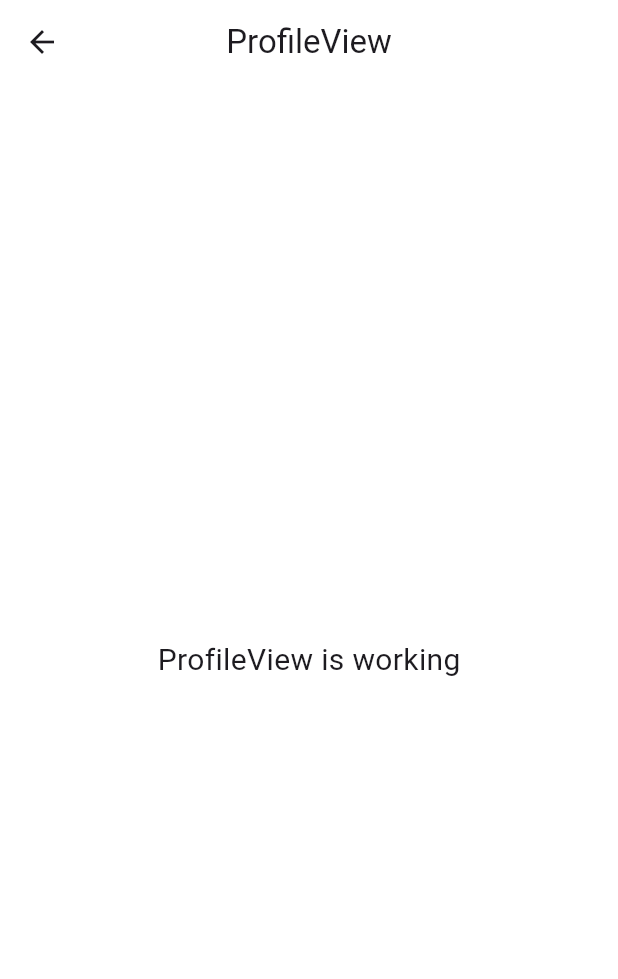
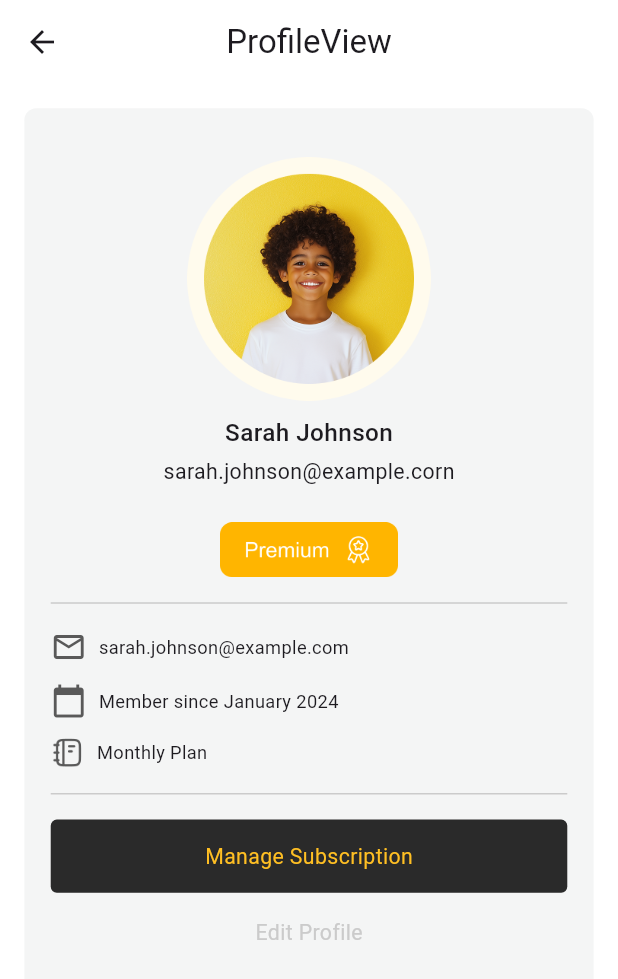
Before and after one commit to flutter-maktech/shomoshotime_app_forntend, a Flutter app: the ProfileView screen opened by its route, on a phone screen of 412 x 824 dp. Shown: the top 979 px of the screen. Run offline on Flutter 3.47's test engine with Material 3 defaults, Android fonts, the phone set to English and light mode, and no system bars; our stand-ins replace flutter_screenutil, get.

Commit message:
2nd commit

```diff
--- a/lib/app/data/app_colors.dart
+++ b/lib/app/data/app_colors.dart
@@ -5,4 +5,9 @@ class AppColors{
   static const Color blackColor = Color(0xff000000);
   static const Color primaryColor = Color(0xffFFBF23);
   static const Color hintTextColor = Color(0xff606060);
+  static const Color profileGray = Color(0xfff4f5f5);
+  static const Color profileLine = Color(0xffcbcbcb);
+  static const Color profileIcons = Color(0xff595959);
+  static const Color profileBlack = Color(0xff2a2a2a);
+  static const Color profileYellow = Color(0xffffbf23);
 }
--- a/lib/app/data/image_path.dart
+++ b/lib/app/data/image_path.dart
@@ -1,3 +1,6 @@
 class ImagePath {
   static const String baseUrl = 'assets/images';
+  static const String profile = '$baseUrl/profile_image.png';
+  static const String profile_premium = '$baseUrl/profile_premium.png';
+  static const String profile_notebook = '$baseUrl/profile_notebook.png';
 }
--- a/lib/app/modules/profile/views/profile_view.dart
+++ b/lib/app/modules/profile/views/profile_view.dart
@@ -1,22 +1,106 @@
 import 'package:flutter/material.dart';
-
+import 'package:flutter_screenutil/flutter_screenutil.dart';
 import 'package:get/get.dart';
-
+import 'package:shomoshotime/app/data/app_colors.dart';
+import 'package:shomoshotime/app/data/app_text_styles.dart';
+import 'package:shomoshotime/app/data/image_path.dart';
 import '../controllers/profile_controller.dart';
+import '../widget/custom_icons.dart';
 
 class ProfileView extends GetView<ProfileController> {
   const ProfileView({super.key});
+
   @override
   Widget build(BuildContext context) {
     return Scaffold(
-      appBar: AppBar(
-        title: const Text('ProfileView'),
-        centerTitle: true,
-      ),
-      body: const Center(
-        child: Text(
-          'ProfileView is working',
-          style: TextStyle(fontSize: 20),
+      appBar: AppBar(title: const Text('ProfileView'), centerTitle: true),
+      body: SingleChildScrollView(
+        child: Padding(
+          padding: EdgeInsets.all(16.sp),
+          child: Column(
+            children: [
+              Container(
+                width: double.infinity,
+                decoration: BoxDecoration(
+                  color: AppColors.profileGray,
+                  borderRadius: BorderRadius.circular(8),
+                ),
+                child: Padding(
+                  padding: EdgeInsets.symmetric(
+                    horizontal: 16.w,
+                    vertical: 32.h,
+                  ),
+                  child: Column(
+                    children: [
+                      Image.asset(
+                        ImagePath.profile,
+                        width: 160.w,
+                        height: 160.h,
+                      ),
+                      SizedBox(height: 10.h),
+                      Text("Sarah Johnson", style: AppTextStyles.medium16),
+                      SizedBox(height: 4),
+                      Text(
+                        "sarah.johnson@example.corn",
+                        style: AppTextStyles.regular14,
+                      ),
+                      SizedBox(height: 24),
+                      Image.asset(
+                        ImagePath.profile_premium,
+                        height: 36.h,
+                        width: 117.w,
+                      ),
+                      SizedBox(height: 16.h),
+                      Divider(color: AppColors.profileLine, height: 2.h),
+                      SizedBox(height: 16.h),
+                      CustomProfileDistyle(
+                        icon: Icons.mail_outlined,
+                        text: "sarah.johnson@example.com",
+                      ),
+                      SizedBox(height: 12.h),
+                      CustomProfileDistyle(
+                        icon: Icons.calendar_today,
+                        text: "Member since January 2024",
+                      ),
+                      SizedBox(height: 12.h),
+                      Row(
+                        children: [
+                          Image.asset(
+                            ImagePath.profile_notebook,
+                            height: 20.h,
+                            width: 20.w,
+                          ),
+                          SizedBox(width: 8.w),
+                          Text("Monthly Plan", style: AppTextStyles.regular12),
+                        ],
+                      ),
+                      SizedBox(height: 16.h),
+                      Divider(color: AppColors.profileLine, height: 2.h),
+                      SizedBox(height: 16.h),
+                      Container(
+                        height: 48.h,
+                        width: double.infinity,
+                        decoration: BoxDecoration(
+                          borderRadius: BorderRadius.circular(4.r),
+                          color: AppColors.profileBlack,
+                        ),
+                        child: Center(
+                          child: Text(
+                            "Manage Subscription",
+                            style: AppTextStyles.regular14.copyWith(
+                              color: AppColors.profileYellow,
+                            ),
+                          ),
+                        ),
+                      ),
+                      SizedBox(height: 16.h,),
+                      Text("Edit Profile",style:AppTextStyles.regular14.copyWith(color: AppColors.profileLine),)
+                    ],
+                  ),
+                ),
+              ),
+            ],
+          ),
         ),
       ),
     );
--- /dev/null
+++ b/lib/app/modules/profile/widget/custom_icons.dart
@@ -0,0 +1,26 @@
+import 'package:flutter/cupertino.dart';
+import 'package:flutter/material.dart';
+import '../../../data/app_colors.dart';
+import '../../../data/app_text_styles.dart';
+
+class CustomProfileDistyle extends StatelessWidget {
+  final String text;
+  final IconData icon;
+
+  const CustomProfileDistyle({
+    super.key,
+    required this.text,
+    required this.icon,
+  });
+
+  @override
+  Widget build(BuildContext context) {
+    return Row(
+      children: [
+        Icon(icon, color: AppColors.profileIcons),
+        SizedBox(width: 8),
+        Text(text, style: AppTextStyles.regular12),
+      ],
+    );
+  }
+}
--- a/lib/app/routes/app_pages.dart
+++ b/lib/app/routes/app_pages.dart
@@ -10,7 +10,7 @@ part 'app_routes.dart';
 class AppPages {
   AppPages._();
 
-  static const INITIAL = Routes.HOME;
+  static const INITIAL = Routes.PROFILE;
 
   static final routes = [
     GetPage(
@@ -23,5 +23,6 @@ class AppPages {
       page: () => const ProfileView(),
       binding: ProfileBinding(),
     ),
+
   ];
 }
--- a/lib/app/routes/app_routes.dart
+++ b/lib/app/routes/app_routes.dart
@@ -5,10 +5,12 @@ abstract class Routes {
   Routes._();
   static const HOME = _Paths.HOME;
   static const PROFILE = _Paths.PROFILE;
+
 }
 
 abstract class _Paths {
   _Paths._();
   static const HOME = '/home';
   static const PROFILE = '/profile';
+
 }
--- a/pubspec.yaml
+++ b/pubspec.yaml
@@ -60,8 +60,8 @@ flutter:
   uses-material-design: true
 
   # To add assets to your application, add an assets section, like this:
-  # assets:
-  #   - images/a_dot_burr.jpeg
+  assets:
+   - assets/images/
   #   - images/a_dot_ham.jpeg
 
   # An image asset can refer to one or more resolution-specific "variants", see
```
Also changed, not shown: assets/images/profile_cup_logo.png (added), assets/images/profile_image.png (added), assets/images/profile_notebook.png (added), assets/images/profile_premium.png (added).
